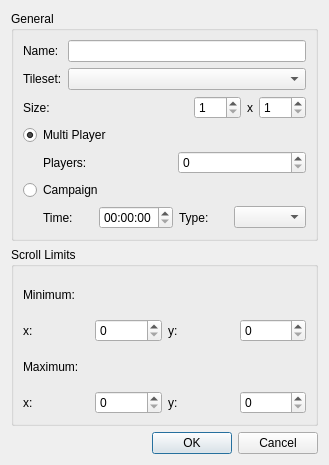
First picture: the form in src/ui/MapSettingsDialog.ui, repository Emdek/wz-map-editor, before the edit.
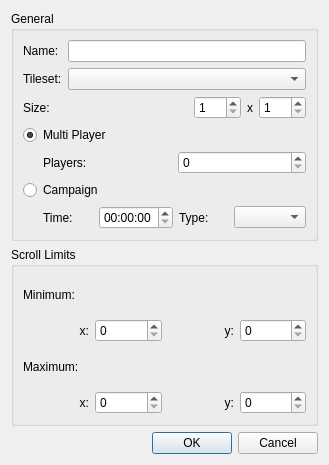
Second picture: the form after the edit. Icons and pictures are not drawn.

```diff
--- a/src/ui/MapSettingsDialog.ui
+++ b/src/ui/MapSettingsDialog.ui
@@ -235,6 +235,9 @@
           <property name="text">
            <string>x:</string>
           </property>
+          <property name="alignment">
+           <set>Qt::AlignRight|Qt::AlignTrailing|Qt::AlignVCenter</set>
+          </property>
           <property name="buddy">
            <cstring>minimumXSpinBox</cstring>
           </property>
@@ -248,6 +251,9 @@
           <property name="text">
            <string>y:</string>
           </property>
+          <property name="alignment">
+           <set>Qt::AlignRight|Qt::AlignTrailing|Qt::AlignVCenter</set>
+          </property>
           <property name="buddy">
            <cstring>minimumYSpinBox</cstring>
           </property>
@@ -272,6 +278,9 @@
           <property name="text">
            <string>x:</string>
           </property>
+          <property name="alignment">
+           <set>Qt::AlignRight|Qt::AlignTrailing|Qt::AlignVCenter</set>
+          </property>
           <property name="buddy">
            <cstring>maximumXSpinBox</cstring>
           </property>
@@ -285,6 +294,9 @@
           <property name="text">
            <string>y:</string>
           </property>
+          <property name="alignment">
+           <set>Qt::AlignRight|Qt::AlignTrailing|Qt::AlignVCenter</set>
+          </property>
           <property name="buddy">
            <cstring>maximumYSpinBox</cstring>
           </property>
```
Left out of the diff: 24 changed lines with no effect on the pictures.
